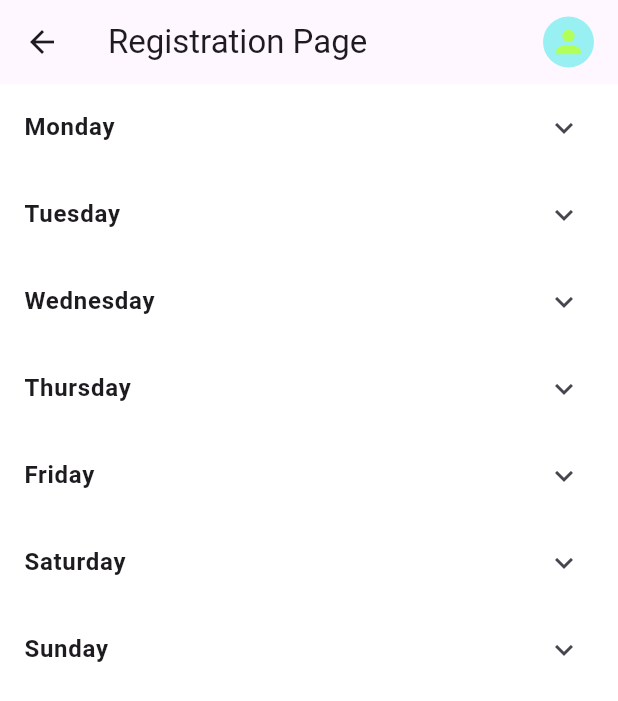
After one commit to Elifsudeozmen/se380gymprojectt, a Flutter app: the RegistrationPage screen opened directly, on a phone screen of 412 x 824 dp. The commit adds this screen. Shown: the top 701 px of the screen. Run offline on Flutter 3.47's test engine with Material 3 defaults, Android fonts, the phone set to English and light mode, and no system bars; our stand-ins replace easy_localization.

Commit message:
fixing architecture pt2

```diff
--- /dev/null
+++ b/lib/_lib/features/registration_page/presentation/registration_page.dart
@@ -0,0 +1,36 @@
+import 'package:flutter/material.dart';
+import 'package:gymproject/_lib/features/registration_page/presentation/widgets/appbar_avatar.dart';
+import 'package:gymproject/_lib/features/registration_page/presentation/widgets/day_option.dart';
+
+class RegistrationPage extends StatelessWidget {
+  const RegistrationPage({super.key});
+
+  @override
+  Widget build(BuildContext context) {
+    return Scaffold(
+      backgroundColor: Colors.white,
+      appBar: AppBar(
+        title: const Text('Registration Page'),
+        actions: const [
+          Padding(
+            padding: EdgeInsets.only(right: 16),
+            child: AppBarAvatar(),
+          ),
+        ],
+      ),
+      body: const SingleChildScrollView(
+        child: Column(
+          children: [
+            DayOption(day: 'Monday'),
+            DayOption(day: 'Tuesday'),
+            DayOption(day: 'Wednesday'),
+            DayOption(day: 'Thursday'),
+            DayOption(day: 'Friday'),
+            DayOption(day: 'Saturday'),
+            DayOption(day: 'Sunday'),
+          ],
+        ),
+      ),
+    );
+  }
+}
--- /dev/null
+++ b/lib/_lib/features/registration_page/presentation/widgets/appbar_avatar.dart
@@ -0,0 +1,14 @@
+import 'package:flutter/material.dart';
+
+class AppBarAvatar extends StatelessWidget {
+  const AppBarAvatar({super.key});
+
+  @override
+  Widget build(BuildContext context) {
+    return const CircleAvatar(
+      backgroundColor: Color.fromARGB(255, 152, 240, 242),
+      radius: 17,
+      child: Icon(Icons.person, color: Colors.lightGreenAccent),
+    );
+  }
+}
--- /dev/null
+++ b/lib/_lib/features/registration_page/presentation/widgets/day_option.dart
@@ -0,0 +1,71 @@
+import 'package:flutter/material.dart';
+
+class DayOption extends StatefulWidget {
+  final String day;
+  const DayOption({super.key, required this.day});
+
+  @override
+  State<DayOption> createState() => _DayOptionState();
+}
+
+class _DayOptionState extends State<DayOption> {
+  bool isExpanded = false;
+  final List<String> timeOptions = [
+    '8:00 - 10:00',
+    '10:00 - 12:00',
+    '12:00 - 14:00',
+    '14:00 - 16:00',
+    '16:00 - 18:00',
+    '18:00 - 20:00',
+    '20:00 - 22:00',
+    '22:00 - 00:00',
+  ];
+
+  @override
+  Widget build(BuildContext context) {
+    return ExpansionTile(
+      title: Text(
+        widget.day,
+        style: const TextStyle(fontSize: 16, fontWeight: FontWeight.bold),
+      ),
+      initiallyExpanded: isExpanded,
+      onExpansionChanged: (expanded) {
+        setState(() => isExpanded = expanded);
+      },
+      children: timeOptions.map((option) {
+        return ListTile(
+          title: Text(option),
+          trailing: IconButton(
+            icon: const Icon(Icons.add_circle_outline),
+            onPressed: () => _openConfirmDialog(context, option),
+          ),
+        );
+      }).toList(),
+    );
+  }
+
+  void _openConfirmDialog(BuildContext context, String time) {
+    showDialog(
+      context: context,
+      builder: (context) => AlertDialog(
+        title: const Text('Confirmation'),
+        content: Text('Are you sure you want to register to the $time?'),
+        actions: [
+          TextButton(
+            onPressed: () => Navigator.pop(context),
+            child: const Text('Cancel'),
+          ),
+          TextButton(
+            onPressed: () {
+              Navigator.pop(context);
+              ScaffoldMessenger.of(context).showSnackBar(
+                SnackBar(content: Text('Registered to $time')),
+              );
+            },
+            child: const Text('Yes'),
+          ),
+        ],
+      ),
+    );
+  }
+}
```
Also changed, not shown: lib/main.dart (+23 -5 lines), lib/presentation/screens/home_screen.dart (deleted, +0 -184 lines), lib/registrationPage.dart (deleted, +0 -119 lines).
